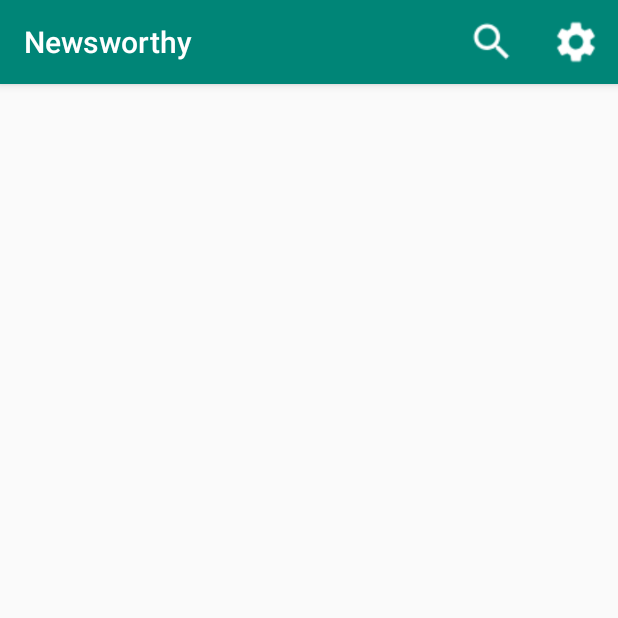
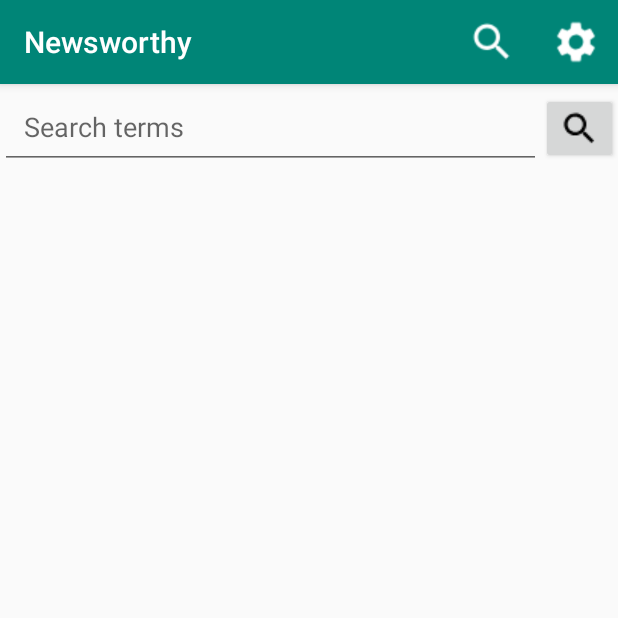
Before and after one commit to bqfix/Newsworthy, an Android app: the screen it shows after launch (MainActivity), after a tap on "Search", on a phone screen of 412 x 824 dp, the top half of it. Run offline under Robolectric (Android 15) with nearby library versions, the phone set to English and light mode, and no system bars.

Commit message:
Helper methods
Assigned variables, added helper methods to choose the visible view, and also noticed I forgot to give the error textview an id

```diff
--- a/app/src/main/java/com/example/android/newsworthy/MainActivity.java
+++ b/app/src/main/java/com/example/android/newsworthy/MainActivity.java
@@ -3,9 +3,16 @@
 import android.content.Intent;
 import android.support.v7.app.AppCompatActivity;
 import android.os.Bundle;
+import android.support.v7.widget.RecyclerView;
 import android.view.Menu;
 import android.view.MenuInflater;
 import android.view.MenuItem;
+import android.view.View;
+import android.widget.Button;
+import android.widget.EditText;
+import android.widget.LinearLayout;
+import android.widget.ProgressBar;
+import android.widget.TextView;
 import android.widget.Toast;
 
 public class MainActivity extends AppCompatActivity {
@@ -13,10 +20,27 @@
     //Temporary toast for testing clicks
     Toast mTestToast = null;
 
+    //View member variables
+    LinearLayout mSearchLayout;
+    EditText mSearchText;
+    Button mExecuteSearch;
+    RecyclerView mResultsRecycler;
+    ProgressBar mProgressIndicator;
+    TextView mErrorText;
+
+
     @Override
     protected void onCreate(Bundle savedInstanceState) {
         super.onCreate(savedInstanceState);
         setContentView(R.layout.activity_main);
+
+        //Assign variables
+        mSearchLayout = (LinearLayout) findViewById(R.id.search_layout);
+        mSearchText = (EditText) findViewById(R.id.search_edit_text);
+        mExecuteSearch = (Button) findViewById(R.id.execute_search_button);
+        mResultsRecycler = (RecyclerView) findViewById(R.id.results_recycler_view);
+        mProgressIndicator = (ProgressBar) findViewById(R.id.progress_indicator);
+        mErrorText = (TextView) findViewById(R.id.error_text);
 
 
     }
@@ -37,13 +61,8 @@
         //Compare clicked item to the ID for existing buttons and execute custom logic for each and return true(action handled)
         switch (item.getItemId()) {
             case (R.id.action_search):
-                //TODO Add proper logic for buttons
-
-                if (mTestToast != null) {
-                    mTestToast.cancel();
-                }
-                mTestToast = Toast.makeText(this, "Search", Toast.LENGTH_SHORT);
-                mTestToast.show();
+                //Search EditText and button should be invisible until this button is clicked
+                mSearchLayout.setVisibility(View.VISIBLE);
                 return true;
             case (R.id.action_preferences):
                 Intent prefIntent = new Intent(MainActivity.this, PreferencesActivity.class);
@@ -55,4 +74,23 @@
         //If no match, let the system handle the click with default behavior
         return super.onOptionsItemSelected(item);
     }
+
+    //Helper methods for showing results recycler view, progress bar, and error text
+    void showResults() {
+        mErrorText.setVisibility(View.INVISIBLE);
+        mProgressIndicator.setVisibility(View.INVISIBLE);
+        mResultsRecycler.setVisibility(View.VISIBLE);
+    }
+
+    void showProgress() {
+        mErrorText.setVisibility(View.INVISIBLE);
+        mResultsRecycler.setVisibility(View.INVISIBLE);
+        mProgressIndicator.setVisibility(View.VISIBLE);
+    }
+
+    void showErrorText() {
+        mProgressIndicator.setVisibility(View.INVISIBLE);
+        mResultsRecycler.setVisibility(View.INVISIBLE);
+        mErrorText.setVisibility(View.VISIBLE);
+    }
 }
--- a/app/src/main/res/layout/activity_main.xml
+++ b/app/src/main/res/layout/activity_main.xml
@@ -53,6 +53,7 @@
             />
 
         <TextView
+            android:id="@+id/error_text"
             android:layout_width="wrap_content"
             android:layout_height="wrap_content"
             android:padding="16dp"
```
